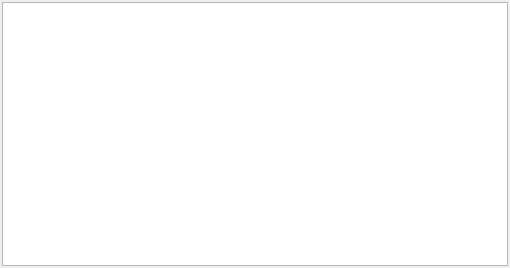
This is Vacuum/trunk/src/plugins/Messenger/viewwidget.ui in vacuum-im/vacuum-im as Qt 5 draws it before an edit. The edited form follows.
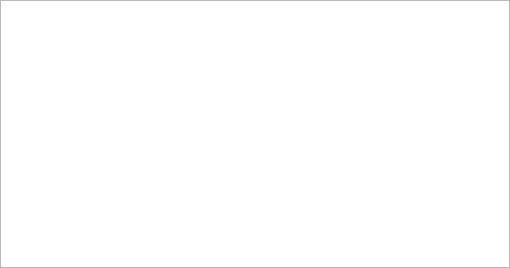
This is the edited form. Custom widgets are drawn as their Qt base class.

Diff of the .ui file:
```diff
--- a/Vacuum/trunk/src/plugins/Messenger/viewwidget.ui
+++ b/Vacuum/trunk/src/plugins/Messenger/viewwidget.ui
@@ -17,16 +17,16 @@
     <number>0</number>
    </property>
    <property name="leftMargin" >
-    <number>2</number>
+    <number>0</number>
    </property>
    <property name="topMargin" >
-    <number>2</number>
+    <number>0</number>
    </property>
    <property name="rightMargin" >
-    <number>2</number>
+    <number>0</number>
    </property>
    <property name="bottomMargin" >
-    <number>2</number>
+    <number>0</number>
    </property>
    <item>
     <widget class="TextBrowser" name="tedViewer" >
```
